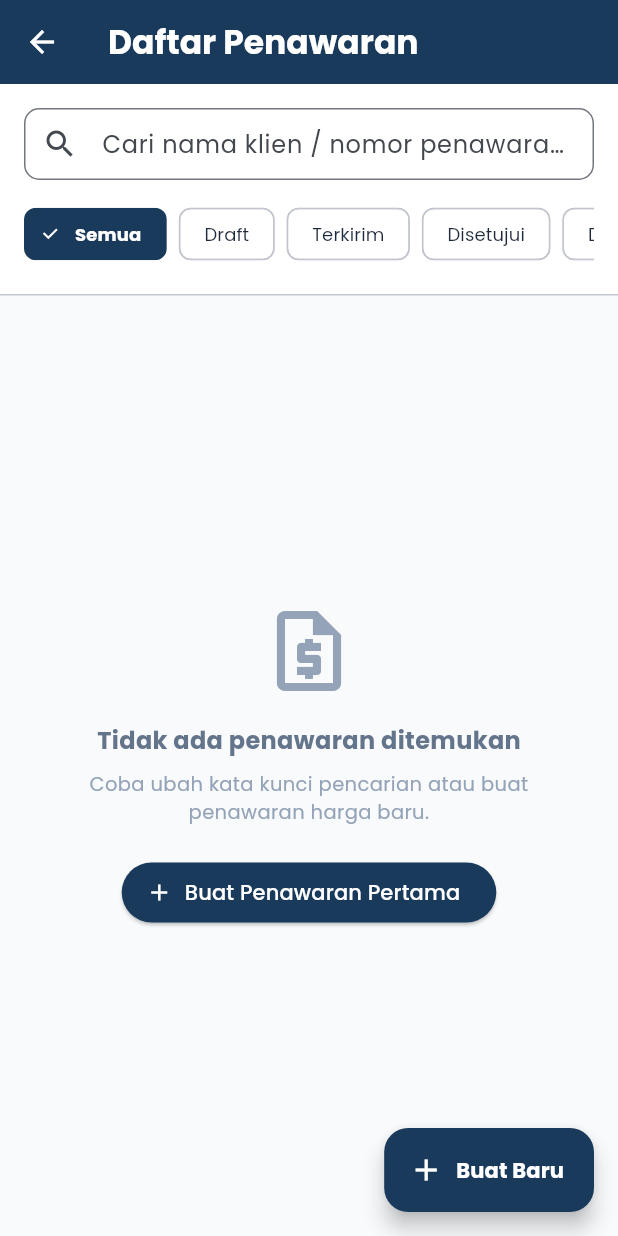
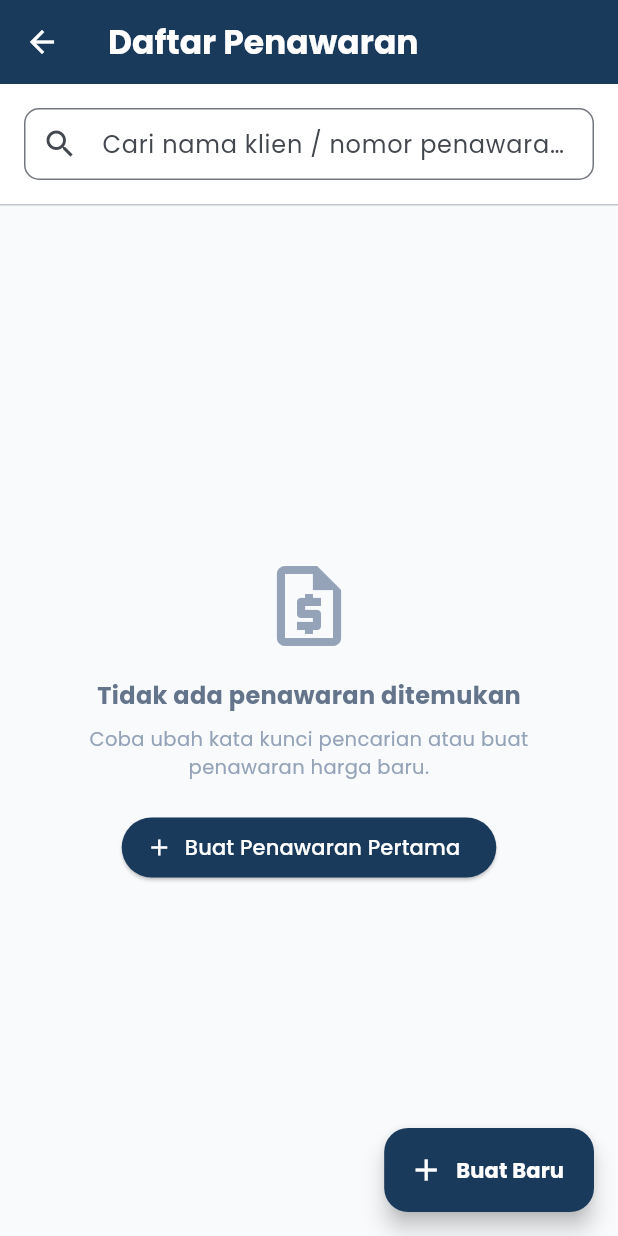
Before and after one commit to admfrmnsyh2001/ajs-app, a Flutter app: the screen it shows after launch, after a tap on "List Penawaran", on a phone screen of 412 x 824 dp. Run offline on Flutter 3.47's test engine with Material 3 defaults, Android fonts, the phone set to English and light mode, and no system bars; our stand-ins replace google_fonts, pdf, printing, sqflite, sqflite_common_ffi; accounts and stored records are empty.

Commit message:
Hapus status penawaran (dikirim, disetujui, ditolak) dan sesuaikan logo ajs-penawaran.png

```diff
--- a/lib/core/constants/app_strings.dart
+++ b/lib/core/constants/app_strings.dart
@@ -23,9 +23,5 @@ class AppStrings {
     'hari'
   ];
 
-  // Quotation Status
-  static const String statusDraft = 'draft';
-  static const String statusSent = 'sent';
-  static const String statusApproved = 'approved';
-  static const String statusRejected = 'rejected';
+
 }
--- a/lib/data/models/quotation_model.dart
+++ b/lib/data/models/quotation_model.dart
@@ -9,7 +9,6 @@ class QuotationModel {
   final double discountPercent;
   final double taxPercent;
   final String? notes;
-  final String status;
   final DateTime createdAt;
 
   QuotationModel({
@@ -20,7 +19,6 @@ class QuotationModel {
     this.discountPercent = 0.0,
     this.taxPercent = 11.0,
     this.notes,
-    this.status = 'draft',
     DateTime? createdAt,
   }) : createdAt = createdAt ?? DateTime.now();
 
@@ -41,7 +39,6 @@ class QuotationModel {
       'discount_percent': discountPercent,
       'tax_percent': taxPercent,
       'notes': notes,
-      'status': status,
       'created_at': createdAt.toIso8601String(),
     };
   }
@@ -63,7 +60,6 @@ class QuotationModel {
       discountPercent: (map['discount_percent'] as num?)?.toDouble() ?? 0.0,
       taxPercent: (map['tax_percent'] as num?)?.toDouble() ?? 11.0,
       notes: map['notes'] as String?,
-      status: map['status'] as String? ?? 'draft',
       createdAt: map['created_at'] != null
           ? DateTime.parse(map['created_at'] as String)
           : DateTime.now(),
@@ -78,7 +74,6 @@ class QuotationModel {
     double? discountPercent,
     double? taxPercent,
     String? notes,
-    String? status,
     DateTime? createdAt,
   }) {
     return QuotationModel(
@@ -89,7 +84,6 @@ class QuotationModel {
       discountPercent: discountPercent ?? this.discountPercent,
       taxPercent: taxPercent ?? this.taxPercent,
       notes: notes ?? this.notes,
-      status: status ?? this.status,
       createdAt: createdAt ?? this.createdAt,
     );
   }
--- a/lib/data/repositories/quotation_repository.dart
+++ b/lib/data/repositories/quotation_repository.dart
@@ -6,11 +6,9 @@ class QuotationRepository {
 
   Future<List<QuotationModel>> fetchQuotations({
     String? searchQuery,
-    String? statusFilter,
   }) async {
     return await _dbHelper.getAllQuotations(
       searchQuery: searchQuery,
-      statusFilter: statusFilter,
     );
   }
 
@@ -26,10 +24,6 @@ class QuotationRepository {
     return await _dbHelper.updateQuotation(quotation);
   }
 
-  Future<int> updateQuotationStatus(int quotationId, String status) async {
-    return await _dbHelper.updateQuotationStatus(quotationId, status);
-  }
-
   Future<int> deleteQuotation(int id) async {
     return await _dbHelper.deleteQuotation(id);
   }
--- a/lib/db/database_helper.dart
+++ b/lib/db/database_helper.dart
@@ -58,7 +58,6 @@ class DatabaseHelper {
         discount_percent REAL NOT NULL DEFAULT 0.0,
         tax_percent REAL NOT NULL DEFAULT 11.0,
         notes TEXT,
-        status TEXT NOT NULL DEFAULT 'draft',
         created_at TEXT NOT NULL
       )
     ''');
@@ -148,10 +147,7 @@ class DatabaseHelper {
     });
   }
 
-  Future<List<QuotationModel>> getAllQuotations({
-    String? searchQuery,
-    String? statusFilter,
-  }) async {
+  Future<List<QuotationModel>> getAllQuotations({String? searchQuery}) async {
     final db = await instance.database;
     String? whereClause;
     List<dynamic> whereArgs = [];
@@ -159,15 +155,6 @@ class DatabaseHelper {
     if (searchQuery != null && searchQuery.isNotEmpty) {
       whereClause = '(client_name LIKE ? OR quotation_number LIKE ?)';
       whereArgs.addAll(['%$searchQuery%', '%$searchQuery%']);
-    }
-
-    if (statusFilter != null && statusFilter.isNotEmpty && statusFilter != 'all') {
-      if (whereClause != null) {
-        whereClause += ' AND status = ?';
-      } else {
-        whereClause = 'status = ?';
-      }
-      whereArgs.add(statusFilter);
     }
 
     final result = await db.query(
@@ -238,16 +225,6 @@ class DatabaseHelper {
     });
   }
 
-  Future<int> updateQuotationStatus(int quotationId, String newStatus) async {
-    final db = await instance.database;
-    return await db.update(
-      'quotations',
-      {'status': newStatus},
-      where: 'id = ?',
-      whereArgs: [quotationId],
-    );
-  }
-
   Future<int> deleteQuotation(int id) async {
     final db = await instance.database;
     return await db.delete(
@@ -288,15 +265,11 @@ class DatabaseHelper {
     }
 
     final totalCount = Sqflite.firstIntValue(await db.rawQuery('SELECT COUNT(*) FROM quotations')) ?? 0;
-    final draftCount = Sqflite.firstIntValue(await db.rawQuery('SELECT COUNT(*) FROM quotations WHERE status = ?', ['draft'])) ?? 0;
-    final approvedCount = Sqflite.firstIntValue(await db.rawQuery('SELECT COUNT(*) FROM quotations WHERE status = ?', ['approved'])) ?? 0;
 
     return {
       'monthCount': quotationsThisMonth.length,
       'monthValue': totalValueMonth,
       'totalCount': totalCount,
-      'draftCount': draftCount,
-      'approvedCount': approvedCount,
     };
   }
 
--- a/lib/features/home/home_screen.dart
+++ b/lib/features/home/home_screen.dart
@@ -44,8 +44,6 @@ class _HomeScreenState extends State<HomeScreen> {
     final monthValue = (_stats['monthValue'] as num?)?.toDouble() ?? 0.0;
     final monthCount = (_stats['monthCount'] as int?) ?? 0;
     final totalCount = (_stats['totalCount'] as int?) ?? 0;
-    final draftCount = (_stats['draftCount'] as int?) ?? 0;
-    final approvedCount = (_stats['approvedCount'] as int?) ?? 0;
 
     return Scaffold(
       appBar: AppBar(
@@ -54,7 +52,7 @@ class _HomeScreenState extends State<HomeScreen> {
             ClipRRect(
               borderRadius: BorderRadius.circular(6),
               child: Image.asset(
-                'assets/images/logo.jpg',
+                'assets/images/ajs-penawaran.png',
                 height: 28,
                 width: 28,
                 fit: BoxFit.cover,
@@ -149,11 +147,7 @@ class _HomeScreenState extends State<HomeScreen> {
                           const SizedBox(height: 16),
                           Row(
                             children: [
-                              _buildMiniStatBadge('Total: $totalCount', Colors.white24),
-                              const SizedBox(width: 8),
-                              _buildMiniStatBadge('Draft: $draftCount', AppColors.statusDraftBg.withOpacity(0.3)),
-                              const SizedBox(width: 8),
-                              _buildMiniStatBadge('Disetujui: $approvedCount', AppColors.statusApprovedBg.withOpacity(0.3)),
+                              _buildMiniStatBadge('Total: $totalCount Penawaran', Colors.white24),
                             ],
                           ),
                         ],
--- a/lib/features/quotation/create/create_quotation_provider.dart
+++ b/lib/features/quotation/create/create_quotation_provider.dart
@@ -245,7 +245,7 @@ class CreateQuotationProvider extends ChangeNotifier {
 
   // --- SAVE QUOTATION ---
 
-  Future<QuotationModel?> saveQuotation({String status = 'draft'}) async {
+  Future<QuotationModel?> saveQuotation() async {
     final clientName = clientNameController.text.trim();
     final clientPhone = clientPhoneController.text.trim();
     final clientAddress = clientAddressController.text.trim();
@@ -281,7 +281,6 @@ class CreateQuotationProvider extends ChangeNotifier {
       discountPercent: _discountPercent,
       taxPercent: _taxPercent,
       notes: notesController.text.trim().isNotEmpty ? notesController.text.trim() : null,
-      status: status,
     );
 
     if (_existingQuotationId != null) {
--- a/lib/features/quotation/list/quotation_list_screen.dart
+++ b/lib/features/quotation/list/quotation_list_screen.dart
@@ -18,7 +18,6 @@ class _QuotationListScreenState extends State<QuotationListScreen> {
 
   List<QuotationModel> _quotations = [];
   bool _isLoading = true;
-  String _selectedStatus = 'all';
 
   @override
   void initState() {
@@ -30,7 +29,6 @@ class _QuotationListScreenState extends State<QuotationListScreen> {
     setState(() => _isLoading = true);
     final data = await _repo.fetchQuotations(
       searchQuery: _searchController.text.trim(),
-      statusFilter: _selectedStatus,
     );
     setState(() {
       _quotations = data;
@@ -49,14 +47,11 @@ class _QuotationListScreenState extends State<QuotationListScreen> {
       ),
       body: Column(
         children: [
-          // Search & Filter Header Container
+          // Search Header Container
           Container(
             color: Colors.white,
             padding: const EdgeInsets.all(16.0),
-            child: Column(
-              children: [
-                // Search Field
-                TextField(
+            child: TextField(
               controller: _searchController,
               decoration: InputDecoration(
                 hintText: 'Cari nama klien / nomor penawaran...',
@@ -76,27 +71,6 @@ class _QuotationListScreenState extends State<QuotationListScreen> {
                 contentPadding: const EdgeInsets.symmetric(horizontal: 12, vertical: 10),
               ),
               onChanged: (val) => _loadQuotations(),
-                ),
-                const SizedBox(height: 12),
-
-                // Filter Chips
-                SingleChildScrollView(
-                  scrollDirection: Axis.horizontal,
-                  child: Row(
-                    children: [
-                      _buildFilterChip('all', 'Semua'),
-                      const SizedBox(width: 8),
-                      _buildFilterChip('draft', 'Draft'),
-                      const SizedBox(width: 8),
-                      _buildFilterChip('sent', 'Terkirim'),
-                      const SizedBox(width: 8),
-                      _buildFilterChip('approved', 'Disetujui'),
-                      const SizedBox(width: 8),
-                      _buildFilterChip('rejected', 'Ditolak'),
-                    ],
-                  ),
-                ),
-              ],
             ),
           ),
           const Divider(height: 1),
@@ -169,27 +143,6 @@ class _QuotationListScreenState extends State<QuotationListScreen> {
     );
   }
 
-  Widget _buildFilterChip(String statusKey, String label) {
-    final isSelected = _selectedStatus == statusKey;
-    return FilterChip(
-      selected: isSelected,
-      label: Text(label),
-      selectedColor: AppColors.primary,
-      checkmarkColor: Colors.white,
-      labelStyle: TextStyle(
-        color: isSelected ? Colors.white : AppColors.textPrimary,
-        fontWeight: isSelected ? FontWeight.bold : FontWeight.normal,
-        fontSize: 12,
-      ),
-      onSelected: (selected) {
-        if (selected) {
-          setState(() => _selectedStatus = statusKey);
-          _loadQuotations();
-        }
-      },
-    );
-  }
-
   Widget _buildEmptyState() {
     return Center(
       child: Padding(
```
Also changed, not shown: lib/core/utils/pdf_generator.dart (+6 -2 lines), lib/features/quotation/detail/quotation_detail_screen.dart (+0 -37 lines), lib/features/quotation/list/quotation_card_widget.dart (+5 -51 lines), ajs-penawaran.png (added), assets/images/ajs-penawaran.png (added), assets/images/logo.png (added). Lines whose indentation alone changed are shown as unchanged.
